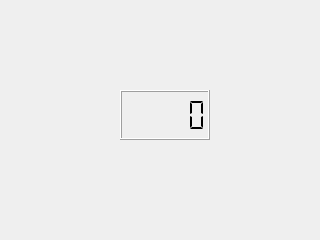
First picture: the form in mainwindow.ui, repository yashp96/AquaTray, before the edit.
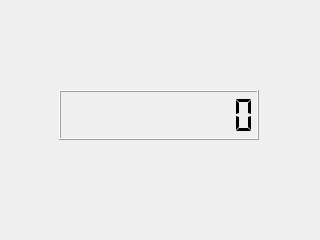
Second picture: the form after the edit.

Commit message:
1. Added message label 2. Added context menu to the tray icon 3. Changed reminder interval to 30 minutes (1800s)
To do:
1. Change how time is monitored
2. Add user configurable reminder interval

Patch:
```diff
--- a/mainwindow.ui
+++ b/mainwindow.ui
@@ -10,6 +10,12 @@
     <height>240</height>
    </rect>
   </property>
+  <property name="maximumSize">
+   <size>
+    <width>320</width>
+    <height>240</height>
+   </size>
+  </property>
   <property name="windowTitle">
    <string>MainWindow</string>
   </property>
@@ -17,9 +23,9 @@
    <widget class="QLCDNumber" name="lcdTimer">
     <property name="geometry">
      <rect>
-      <x>120</x>
+      <x>59</x>
       <y>90</y>
-      <width>90</width>
+      <width>200</width>
       <height>50</height>
      </rect>
     </property>
@@ -28,6 +34,9 @@
       <bold>false</bold>
      </font>
     </property>
+    <property name="digitCount">
+     <number>10</number>
+    </property>
     <property name="segmentStyle">
      <enum>QLCDNumber::SegmentStyle::Flat</enum>
     </property>
```
Left out of the diff: 16 changed lines with no effect on the pictures. The commit also changes 3 other files.
